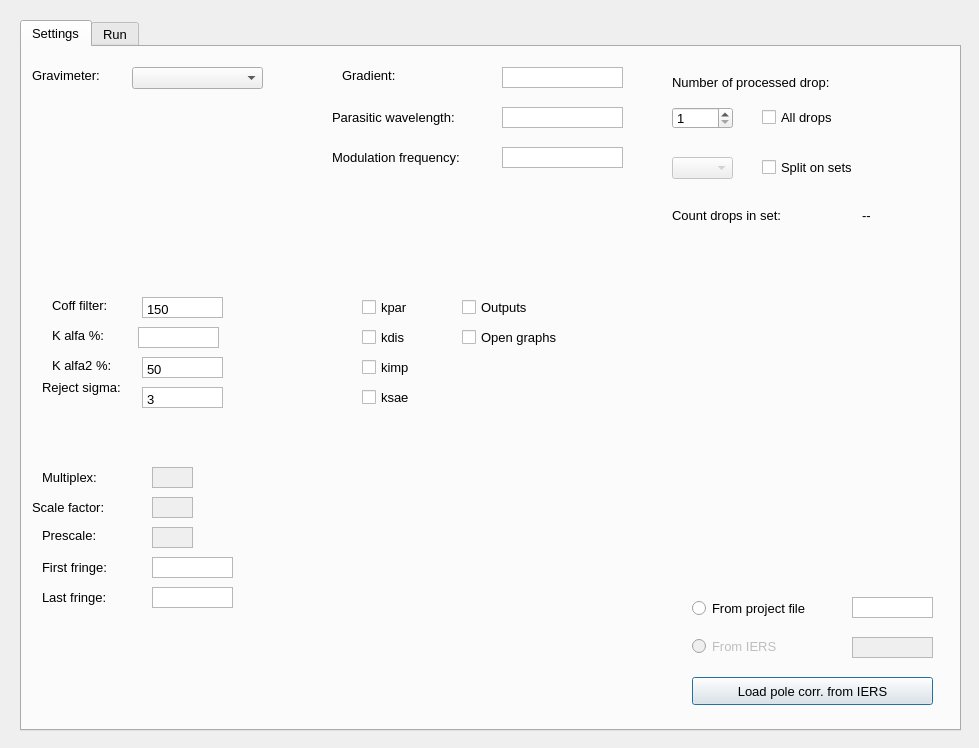
First picture: the form in gui/compute.ui, repository milosvalko/Agdas, before the edit.
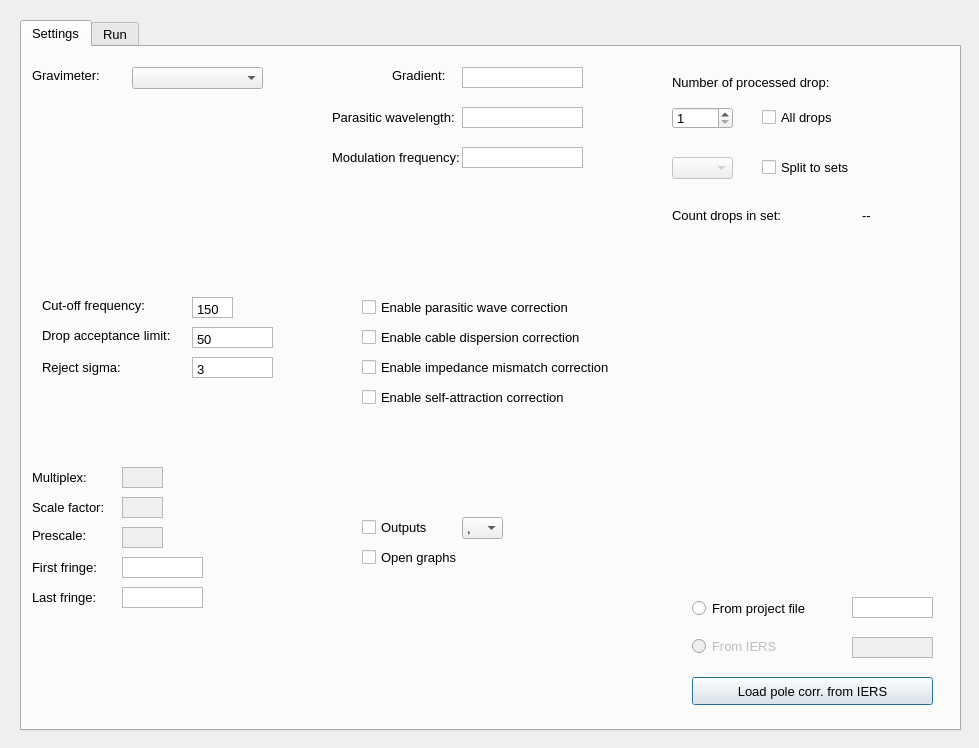
Second picture: the form after the edit.

Commit message: support for a few graphs

```diff
--- a/gui/compute.ui
+++ b/gui/compute.ui
@@ -76,9 +76,9 @@
     <widget class="QLabel" name="label_2">
      <property name="geometry">
       <rect>
-       <x>20</x>
+       <x>10</x>
        <y>480</y>
-       <width>101</width>
+       <width>61</width>
        <height>16</height>
       </rect>
      </property>
@@ -94,9 +94,9 @@
     <widget class="QLabel" name="label_4">
      <property name="geometry">
       <rect>
-       <x>20</x>
+       <x>10</x>
        <y>510</y>
-       <width>101</width>
+       <width>71</width>
        <height>21</height>
       </rect>
      </property>
@@ -112,9 +112,9 @@
     <widget class="QLabel" name="label_5">
      <property name="geometry">
       <rect>
-       <x>20</x>
+       <x>10</x>
        <y>540</y>
-       <width>101</width>
+       <width>71</width>
        <height>21</height>
       </rect>
      </property>
@@ -169,7 +169,7 @@
     <widget class="QTextEdit" name="kalpha">
      <property name="geometry">
       <rect>
-       <x>116</x>
+       <x>170</x>
        <y>280</y>
        <width>81</width>
        <height>21</height>
@@ -178,13 +178,20 @@
      <property name="verticalScrollBarPolicy">
       <enum>Qt::ScrollBarAlwaysOff</enum>
      </property>
+     <property name="html">
+      <string>&lt;!DOCTYPE HTML PUBLIC &quot;-//W3C//DTD HTML 4.0//EN&quot; &quot;http://www.w3.org/TR/REC-html40/strict.dtd&quot;&gt;
+&lt;html&gt;&lt;head&gt;&lt;meta name=&quot;qrichtext&quot; content=&quot;1&quot; /&gt;&lt;style type=&quot;text/css&quot;&gt;
+p, li { white-space: pre-wrap; }
+&lt;/style&gt;&lt;/head&gt;&lt;body style=&quot; font-family:'MS Shell Dlg 2'; font-size:10pt; font-weight:400; font-style:normal;&quot;&gt;
+&lt;p style=&quot; margin-top:0px; margin-bottom:0px; margin-left:0px; margin-right:0px; -qt-block-indent:0; text-indent:0px;&quot;&gt;50&lt;/p&gt;&lt;/body&gt;&lt;/html&gt;</string>
+     </property>
     </widget>
     <widget class="QLabel" name="label_7">
      <property name="geometry">
       <rect>
-       <x>30</x>
+       <x>20</x>
        <y>280</y>
-       <width>101</width>
+       <width>131</width>
        <height>16</height>
       </rect>
      </property>
@@ -194,7 +201,7 @@
       </font>
      </property>
      <property name="text">
-      <string>K alfa %:</string>
+      <string>Drop acceptance limit:</string>
      </property>
     </widget>
     <widget class="QTextBrowser" name="multiplex">
@@ -203,7 +210,7 @@
      </property>
      <property name="geometry">
       <rect>
-       <x>130</x>
+       <x>100</x>
        <y>420</y>
        <width>41</width>
        <height>21</height>
@@ -227,7 +234,7 @@
      </property>
      <property name="geometry">
       <rect>
-       <x>130</x>
+       <x>100</x>
        <y>450</y>
        <width>41</width>
        <height>21</height>
@@ -248,9 +255,9 @@
     <widget class="QLabel" name="label_8">
      <property name="geometry">
       <rect>
-       <x>20</x>
+       <x>10</x>
        <y>420</y>
-       <width>101</width>
+       <width>61</width>
        <height>21</height>
       </rect>
      </property>
@@ -268,7 +275,7 @@
       <rect>
        <x>10</x>
        <y>450</y>
-       <width>101</width>
+       <width>81</width>
        <height>21</height>
       </rect>
      </property>
@@ -287,7 +294,7 @@
      </property>
      <property name="geometry">
       <rect>
-       <x>130</x>
+       <x>100</x>
        <y>480</y>
        <width>41</width>
        <height>21</height>
@@ -308,7 +315,7 @@
     <widget class="QTextEdit" name="frminT">
      <property name="geometry">
       <rect>
-       <x>130</x>
+       <x>100</x>
        <y>510</y>
        <width>81</width>
        <height>21</height>
@@ -321,7 +328,7 @@
     <widget class="QTextEdit" name="frmaxT">
      <property name="geometry">
       <rect>
-       <x>130</x>
+       <x>100</x>
        <y>540</y>
        <width>81</width>
        <height>21</height>
@@ -334,7 +341,7 @@
     <widget class="QTextEdit" name="grad">
      <property name="geometry">
       <rect>
-       <x>480</x>
+       <x>440</x>
        <y>20</y>
        <width>121</width>
        <height>21</height>
@@ -347,9 +354,9 @@
     <widget class="QLabel" name="label_10">
      <property name="geometry">
       <rect>
-       <x>320</x>
+       <x>370</x>
        <y>20</y>
-       <width>101</width>
+       <width>61</width>
        <height>16</height>
       </rect>
      </property>
@@ -367,7 +374,7 @@
       <rect>
        <x>310</x>
        <y>60</y>
-       <width>221</width>
+       <width>131</width>
        <height>21</height>
       </rect>
      </property>
@@ -383,7 +390,7 @@
     <widget class="QTextEdit" name="lpar">
      <property name="geometry">
       <rect>
-       <x>480</x>
+       <x>440</x>
        <y>60</y>
        <width>121</width>
        <height>21</height>
@@ -398,7 +405,7 @@
       <rect>
        <x>310</x>
        <y>100</y>
-       <width>221</width>
+       <width>131</width>
        <height>21</height>
       </rect>
      </property>
@@ -414,7 +421,7 @@
     <widget class="QTextEdit" name="fmodf">
      <property name="geometry">
       <rect>
-       <x>480</x>
+       <x>440</x>
        <y>100</y>
        <width>121</width>
        <height>21</height>
@@ -498,8 +505,8 @@
     <widget class="QTextEdit" name="rejsigma">
      <property name="geometry">
       <rect>
-       <x>120</x>
-       <y>340</y>
+       <x>170</x>
+       <y>310</y>
        <width>81</width>
        <height>21</height>
       </rect>
@@ -519,7 +526,7 @@
      <property name="geometry">
       <rect>
        <x>20</x>
-       <y>330</y>
+       <y>310</y>
        <width>81</width>
        <height>20</height>
       </rect>
@@ -533,12 +540,12 @@
       <rect>
        <x>740</x>
        <y>110</y>
-       <width>121</width>
+       <width>131</width>
        <height>20</height>
       </rect>
      </property>
      <property name="text">
-      <string>Split on sets</string>
+      <string>Split to sets</string>
      </property>
     </widget>
     <widget class="QLabel" name="label_13">
@@ -585,58 +592,20 @@
       <rect>
        <x>340</x>
        <y>250</y>
-       <width>81</width>
+       <width>221</width>
        <height>20</height>
       </rect>
      </property>
      <property name="text">
-      <string>kpar</string>
-     </property>
-    </widget>
-    <widget class="QTextEdit" name="kalpha_2">
-     <property name="geometry">
-      <rect>
-       <x>120</x>
-       <y>310</y>
-       <width>81</width>
-       <height>21</height>
-      </rect>
-     </property>
-     <property name="verticalScrollBarPolicy">
-      <enum>Qt::ScrollBarAlwaysOff</enum>
-     </property>
-     <property name="html">
-      <string>&lt;!DOCTYPE HTML PUBLIC &quot;-//W3C//DTD HTML 4.0//EN&quot; &quot;http://www.w3.org/TR/REC-html40/strict.dtd&quot;&gt;
-&lt;html&gt;&lt;head&gt;&lt;meta name=&quot;qrichtext&quot; content=&quot;1&quot; /&gt;&lt;style type=&quot;text/css&quot;&gt;
-p, li { white-space: pre-wrap; }
-&lt;/style&gt;&lt;/head&gt;&lt;body style=&quot; font-family:'MS Shell Dlg 2'; font-size:10pt; font-weight:400; font-style:normal;&quot;&gt;
-&lt;p style=&quot; margin-top:0px; margin-bottom:0px; margin-left:0px; margin-right:0px; -qt-block-indent:0; text-indent:0px;&quot;&gt;50&lt;/p&gt;&lt;/body&gt;&lt;/html&gt;</string>
-     </property>
-    </widget>
-    <widget class="QLabel" name="label_14">
-     <property name="geometry">
-      <rect>
-       <x>30</x>
-       <y>310</y>
-       <width>101</width>
-       <height>16</height>
-      </rect>
-     </property>
-     <property name="font">
-      <font>
-       <pointsize>10</pointsize>
-      </font>
-     </property>
-     <property name="text">
-      <string>K alfa2 %:</string>
+      <string>Enable parasitic wave correction</string>
      </property>
     </widget>
     <widget class="QTextEdit" name="coff">
      <property name="geometry">
       <rect>
-       <x>120</x>
+       <x>170</x>
        <y>250</y>
-       <width>81</width>
+       <width>41</width>
        <height>21</height>
       </rect>
      </property>
@@ -654,9 +623,9 @@
     <widget class="QLabel" name="label_15">
      <property name="geometry">
       <rect>
-       <x>30</x>
+       <x>20</x>
        <y>250</y>
-       <width>101</width>
+       <width>111</width>
        <height>16</height>
       </rect>
      </property>
@@ -666,7 +635,7 @@
       </font>
      </property>
      <property name="text">
-      <string>Coff filter: </string>
+      <string>Cut-off frequency: </string>
      </property>
     </widget>
     <widget class="QCheckBox" name="kdis">
@@ -674,12 +643,12 @@
       <rect>
        <x>340</x>
        <y>280</y>
-       <width>81</width>
+       <width>241</width>
        <height>20</height>
       </rect>
      </property>
      <property name="text">
-      <string>kdis</string>
+      <string>Enable cable dispersion correction</string>
      </property>
     </widget>
     <widget class="QCheckBox" name="kimp">
@@ -687,12 +656,12 @@
       <rect>
        <x>340</x>
        <y>310</y>
-       <width>81</width>
+       <width>291</width>
        <height>20</height>
       </rect>
      </property>
      <property name="text">
-      <string>kimp</string>
+      <string>Enable impedance mismatch correction</string>
      </property>
     </widget>
     <widget class="QCheckBox" name="ksae">
@@ -700,19 +669,19 @@
       <rect>
        <x>340</x>
        <y>340</y>
-       <width>81</width>
+       <width>241</width>
        <height>20</height>
       </rect>
      </property>
      <property name="text">
-      <string>ksae</string>
+      <string>Enable self-attraction correction</string>
      </property>
     </widget>
     <widget class="QCheckBox" name="outputs">
      <property name="geometry">
       <rect>
-       <x>440</x>
-       <y>250</y>
+       <x>340</x>
+       <y>470</y>
        <width>161</width>
        <height>20</height>
       </rect>
@@ -724,8 +693,8 @@
     <widget class="QCheckBox" name="open_graphs">
      <property name="geometry">
       <rect>
-       <x>440</x>
-       <y>280</y>
+       <x>340</x>
+       <y>500</y>
        <width>131</width>
        <height>20</height>
       </rect>
@@ -734,6 +703,34 @@
       <string>Open graphs</string>
      </property>
     </widget>
+    <widget class="QComboBox" name="delimiter_combox">
+     <property name="geometry">
+      <rect>
+       <x>440</x>
+       <y>470</y>
+       <width>41</width>
+       <height>22</height>
+      </rect>
+     </property>
+     <property name="font">
+      <font>
+       <pointsize>10</pointsize>
+      </font>
+     </property>
+     <property name="contextMenuPolicy">
+      <enum>Qt::DefaultContextMenu</enum>
+     </property>
+     <item>
+      <property name="text">
+       <string>,</string>
+      </property>
+     </item>
+     <item>
+      <property name="text">
+       <string>;</string>
+      </property>
+     </item>
+    </widget>
    </widget>
    <widget class="QWidget" name="tab_2">
     <attribute name="title">
```
The commit also changes 2 other files.
